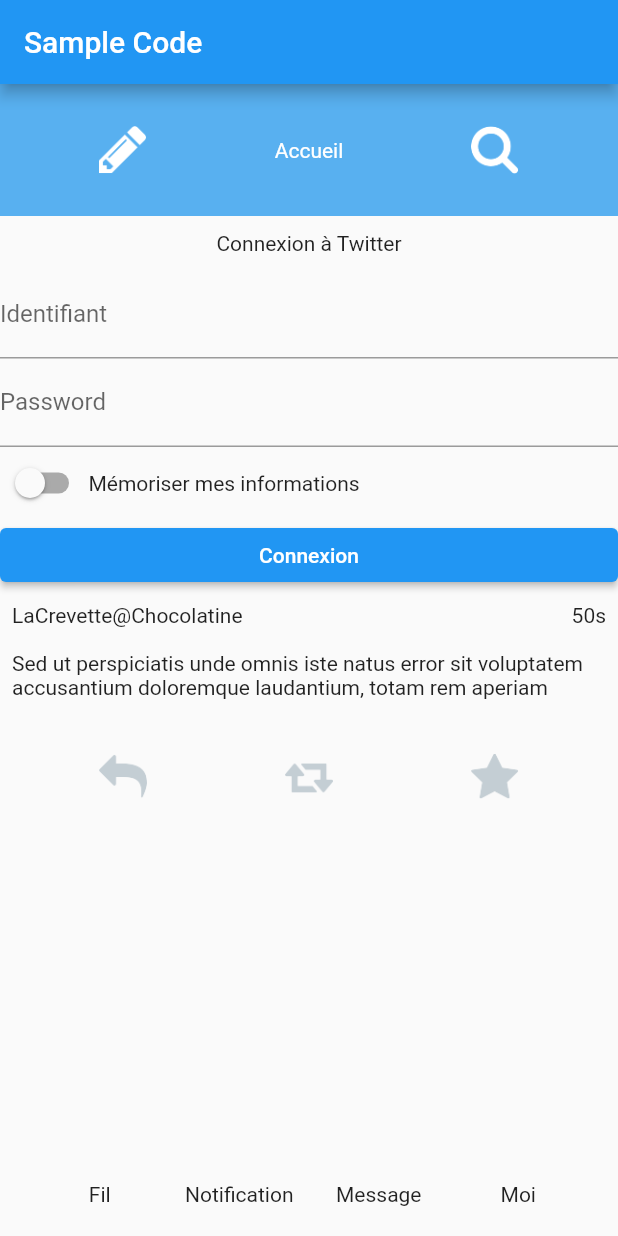
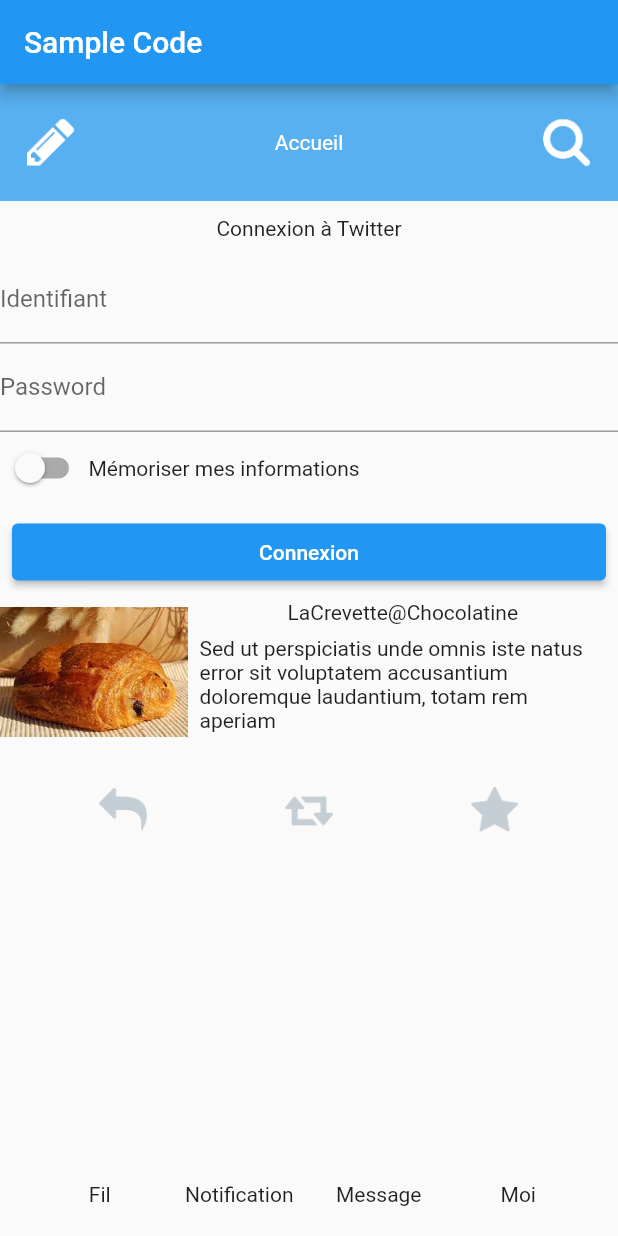
Before and after one commit to Chocolaterie/EniFlutterHCDA091, a Flutter app: the screen it shows after launch, on a phone screen of 412 x 824 dp. Run offline on Flutter 3.47's test engine with Material 2 defaults, Android fonts, the phone set to English and light mode, and no system bars.

Commit message:
Correction TP 2

```diff
--- a/lib/components/login-form.dart
+++ b/lib/components/login-form.dart
@@ -1,31 +1,47 @@
-
 import 'package:flutter/material.dart';
 
 class LoginForm extends StatelessWidget {
-
   @override
   Widget build(BuildContext context) {
-    return Flex(direction: Axis.vertical, children: [
-
+    return Flex(
+      direction: Axis.vertical,
+      children: [
         const Padding(
           padding: EdgeInsets.all(10),
           child: Text("Connexion à Twitter"),
         ),
 
-      const TextField(decoration: InputDecoration(labelText: "Identifiant"),),
+        const TextField(
+          decoration: InputDecoration(labelText: "Identifiant"),
+        ),
 
-      const TextField(obscureText: true, decoration: InputDecoration(labelText: "Password"),),
+        const TextField(
+          obscureText: true,
+          decoration: InputDecoration(labelText: "Password"),
+        ),
 
         // Attention une ligne qui va afficher horizontalement deux telements
-      Flex(direction: Axis.horizontal, children: [
-        Switch(value: false, onChanged: (bool value) {}), const Text("Mémoriser mes informations")
-      ],),
+        Flex(
+          direction: Axis.horizontal,
+          children: [
+            Switch(value: false, onChanged: (bool value) {}),
+            const Text("Mémoriser mes informations")
+          ],
+        ),
 
         // Bouton Connexion
-      SizedBox(width: double.infinity, child: ElevatedButton(onPressed: () {}, child: const Text("Connexion")))
-
-    ],);
+        Padding(
+          padding: const EdgeInsets.all(8.0),
+          child: SizedBox(
+              width: double.infinity,
+              child: ElevatedButton(
+                  onPressed: () {},
+                  child: Padding(
+                    padding: EdgeInsets.symmetric(vertical: 11.0),
+                    child: Text("Connexion"),
+                  ))),
+        )
+      ],
+    );
   }
-
-
 }
--- a/lib/components/tweet-item.dart
+++ b/lib/components/tweet-item.dart
@@ -2,7 +2,6 @@ import 'package:eni_demo/content-page.dart';
 import 'package:flutter/material.dart';
 
 class TweetItem extends StatelessWidget {
-
   @override
   Widget build(BuildContext context) {
     return Flex(
@@ -10,29 +9,32 @@ class TweetItem extends StatelessWidget {
       children: [
         // Le top du tweet
         Flex(
-          direction: Axis.vertical,
+          direction: Axis.horizontal,
           children: [
-            // 1er ligne (author - time)
-            Padding(
-              padding: const EdgeInsets.all(8.0),
+            // Image
+            SizedBox(
+                width: 125,
+                child: Image.asset(
+                  "images/pain_choco.jpg",
+                  fit: BoxFit.contain,
+                )),
+            // Le reste
+            Expanded(
               child: Flex(
-                direction: Axis.horizontal,
+                direction: Axis.vertical,
                 children: const [
-                  // Author
-                  Expanded(
-                    child: Text("LaCrevette@Chocolatine"),
-                  ),
-                  // Time
-                  Text("50s")
+                  // 1er ligne (author - time)
+                  Text("LaCrevette@Chocolatine"),
+                  //Message du tweet
+                  Padding(
+                    padding: EdgeInsets.all(8.0),
+                    child: Text(
+                      "Sed ut perspiciatis unde omnis iste natus error sit voluptatem accusantium doloremque laudantium, totam rem aperiam",
+                    ),
+                  )
                 ],
               ),
             ),
-            //Message du tweet
-            const Padding(
-              padding: EdgeInsets.all(8.0),
-              child: Text(
-                  "Sed ut perspiciatis unde omnis iste natus error sit voluptatem accusantium doloremque laudantium, totam rem aperiam"),
-            )
           ],
         ),
         // Footer
--- a/lib/header-page.dart
+++ b/lib/header-page.dart
@@ -29,7 +29,8 @@ class HeaderIconButton extends StatelessWidget {
 
   @override
   Widget build(BuildContext context) {
-    return Expanded(
+    return Padding(
+      padding: EdgeInsets.all(5),
         child: IconButton(icon: Image.asset(this.imagePath), onPressed: () {},));
   }
 }
@@ -43,7 +44,7 @@ class HeaderPage extends StatelessWidget {
       child:
           // Flex pour afficher 3 boutons horizontal
           Padding(
-        padding: const EdgeInsets.all(20),
+        padding: const EdgeInsets.symmetric(horizontal: 5, vertical: 10),
         child: Flex(
           direction: Axis.horizontal,
           // Mes 3 boutons
```
Lines whose indentation alone changed are shown as unchanged.
